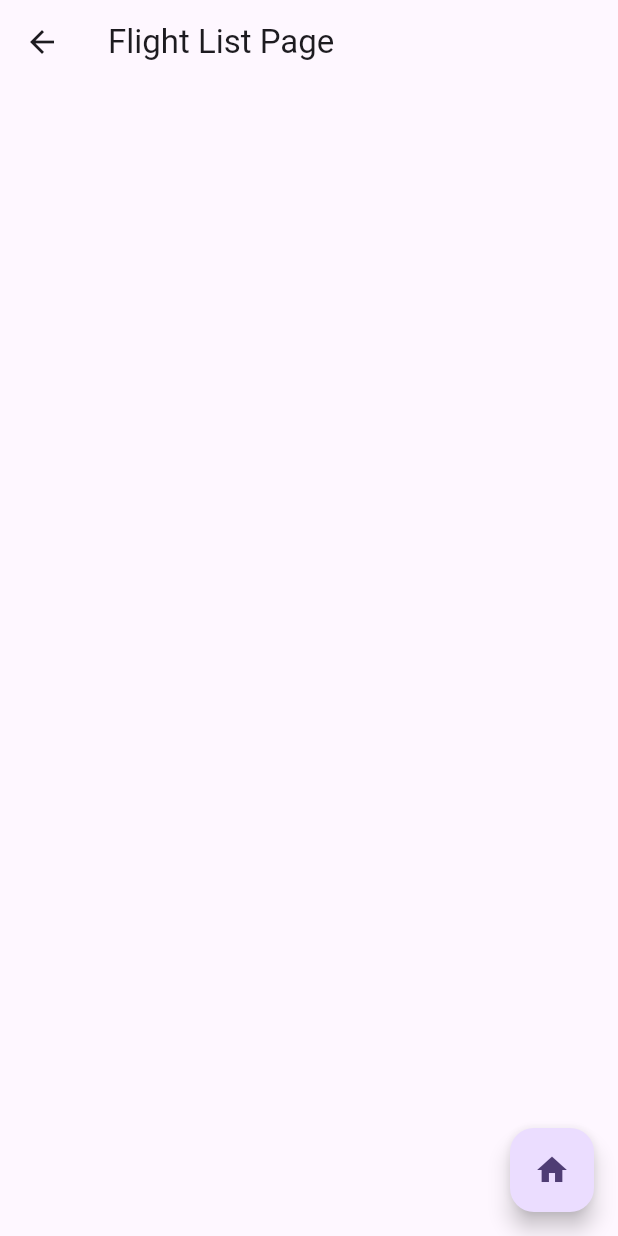
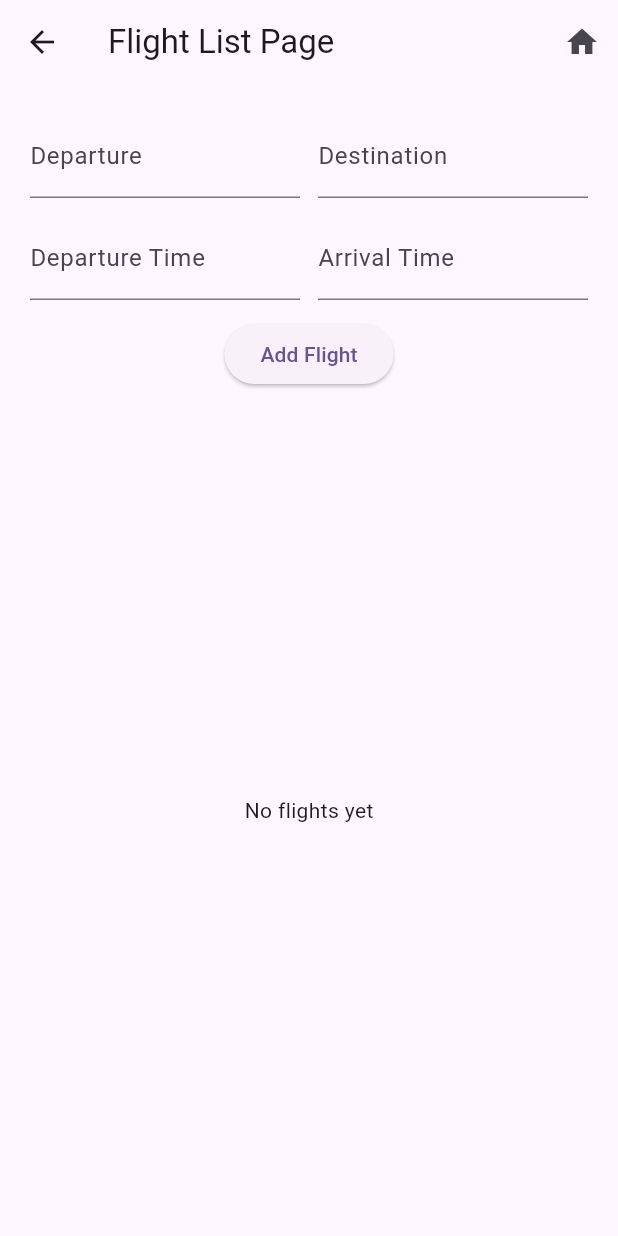
Before and after one commit to jassantos/CST2335Project, a Flutter app: the FlightList screen opened by its route, on a phone screen of 412 x 824 dp. Run offline on Flutter 3.47's test engine with Material 3 defaults, Android fonts, the phone set to English and light mode, and no system bars; our stand-ins replace floor, sqflite; missing offline and left inert: encrypted_shared_preferences; accounts and stored records are empty; generated files the repository leaves out were written again.

Commit message:
Complete Flights List feature with CRUD and Floor DB

```diff
--- /dev/null
+++ b/lib/flight/flight.dart
@@ -0,0 +1,20 @@
+import 'package:floor/floor.dart';
+
+@Entity(tableName: 'flights')
+class Flight {
+  @PrimaryKey(autoGenerate: true)
+  final int? id;
+
+  final String departure;      // city A
+  final String destination;    // city B
+  final String departureTime;  // HH:mm
+  final String arrivalTime;    // HH:mm
+
+  Flight({
+    this.id,
+    required this.departure,
+    required this.destination,
+    required this.departureTime,
+    required this.arrivalTime,
+  });
+}
--- /dev/null
+++ b/lib/flight/flight_dao.dart
@@ -0,0 +1,17 @@
+import 'package:floor/floor.dart';
+import 'flight.dart';
+
+@dao
+abstract class FlightDao {
+  @Query('SELECT * FROM flights')
+  Future<List<Flight>> findAllFlights();
+
+  @insert
+  Future<void> insertFlight(Flight flight);
+
+  @update
+  Future<void> updateFlight(Flight flight);
+
+  @delete
+  Future<void> deleteFlight(Flight flight);
+}
--- /dev/null
+++ b/lib/flight/flight_database.dart
@@ -0,0 +1,12 @@
+import 'package:floor/floor.dart';
+import 'dart:async';
+import 'flight.dart';
+import 'flight_dao.dart';
+import 'package:sqflite/sqflite.dart' as sqflite;
+
+part 'flight_database.g.dart';   // generated file
+
+@Database(version: 1, entities: [Flight])
+abstract class FlightDatabase extends FloorDatabase {
+  FlightDao get flightDao;
+}
--- a/lib/flight/flight_list_page.dart
+++ b/lib/flight/flight_list_page.dart
@@ -1,30 +1,227 @@
-import 'package:flutter/cupertino.dart';
 import 'package:flutter/material.dart';
+import 'flight.dart';
+import 'flight_database.dart';
+import 'flight_dao.dart';
 
-class FlightList extends StatefulWidget{
+class FlightList extends StatefulWidget {
   const FlightList({super.key});
+
   @override
   State<FlightList> createState() => _FlightListState();
 }
 
-class _FlightListState extends State<FlightList>{
+class _FlightListState extends State<FlightList> {
+  late FlightDatabase db;
+  late FlightDao dao;
+  List<Flight> flights = [];
+
+  final _depC = TextEditingController();
+  final _dstC = TextEditingController();
+  final _depTC = TextEditingController();
+  final _arrTC = TextEditingController();
+
+  Flight? selected;
+
+  @override
+  void initState() {
+    super.initState();
+    _initDb();
+  }
+
+  Future<void> _initDb() async {
+    db = await $FloorFlightDatabase
+        .databaseBuilder('flight_database.db')
+        .build();
+    dao = db.flightDao;
+    await _refresh();
+  }
+
+  Future<void> _refresh() async {
+    flights = await dao.findAllFlights();
+    if (mounted) setState(() {});
+  }
+
+  // ---------- CRUD ----------
+  Future<void> _add() async {
+    if ([_depC, _dstC, _depTC, _arrTC].any((c) => c.text.trim().isEmpty)) {
+      ScaffoldMessenger.of(context)
+          .showSnackBar(const SnackBar(content: Text('Fill all fields')));
+      return;
+    }
+    final flight = Flight(
+      departure: _depC.text.trim(),
+      destination: _dstC.text.trim(),
+      departureTime: _depTC.text.trim(),
+      arrivalTime: _arrTC.text.trim(),
+    );
+    await dao.insertFlight(flight);
+    _depC.clear();
+    _dstC.clear();
+    _depTC.clear();
+    _arrTC.clear();
+    await _refresh();
+  }
+
+  Future<void> _delete(Flight f) async {
+    await dao.deleteFlight(f);
+    selected = null;
+    await _refresh();
+  }
+
+  Future<void> _update(Flight original, Flight updated) async {
+    await dao.updateFlight(updated);
+    selected = null;
+    await _refresh();
+  }
+  // ---------------------------
+
+  Widget _field(String label, TextEditingController c) =>
+      TextField(controller: c, decoration: InputDecoration(labelText: label));
+
+  void _showEditDialog(Flight f) {
+    final dep = TextEditingController(text: f.departure);
+    final dst = TextEditingController(text: f.destination);
+    final depT = TextEditingController(text: f.departureTime);
+    final arrT = TextEditingController(text: f.arrivalTime);
+
+    showDialog(
+      context: context,
+      builder: (_) => AlertDialog(
+        title: const Text('Update Flight'),
+        content: SingleChildScrollView(
+          child: Column(
+            children: [
+              _field('Departure', dep),
+              _field('Destination', dst),
+              _field('Departure Time', depT),
+              _field('Arrival Time', arrT),
+            ],
+          ),
+        ),
+        actions: [
+          TextButton(
+            onPressed: Navigator.of(context).pop,
+            child: const Text('Cancel'),
+          ),
+          ElevatedButton(
+            onPressed: () {
+              final updated = Flight(
+                id: f.id,
+                departure: dep.text.trim(),
+                destination: dst.text.trim(),
+                departureTime: depT.text.trim(),
+                arrivalTime: arrT.text.trim(),
+              );
+              _update(f, updated);
+              Navigator.pop(context);
+            },
+            child: const Text('Save'),
+          ),
+        ],
+      ),
+    );
+  }
+
   @override
   Widget build(BuildContext context) {
     return Scaffold(
       appBar: AppBar(
-        title: Text('Flight List Page'),
+        leading: Navigator.canPop(context)
+            ? IconButton(
+          icon: const Icon(Icons.arrow_back),
+          onPressed: () => Navigator.pop(context),
+        )
+            : null,
+        title: const Text('Flight List Page'),
         actions: [
+          IconButton(
+            icon: const Icon(Icons.home),
+            tooltip: 'Go Home',
+            onPressed: () => Navigator.pushNamedAndRemoveUntil(
+              context,
+              '/',
+                  (_) => false,
+            ),
+          ),
         ],
       ),
-      floatingActionButton: FloatingActionButton(
-        onPressed: () => Navigator.pushNamedAndRemoveUntil(
-          context,
-          '/',
-              (route) => false,
-        ),
-        child: const Icon(Icons.home),
-        tooltip: 'Back to Main',
+      body: Padding(
+        padding: const EdgeInsets.all(20),
+        child: selected == null ? _buildList() : _buildDetails(),
       ),
     );
   }
+
+  // -------- list view ----------
+  Widget _buildList() => Column(
+    children: [
+      Row(
+        children: [
+          Expanded(child: _field('Departure', _depC)),
+          const SizedBox(width: 12),
+          Expanded(child: _field('Destination', _dstC)),
+        ],
+      ),
+      const SizedBox(height: 12),
+      Row(
+        children: [
+          Expanded(child: _field('Departure Time', _depTC)),
+          const SizedBox(width: 12),
+          Expanded(child: _field('Arrival Time', _arrTC)),
+        ],
+      ),
+      const SizedBox(height: 12),
+      ElevatedButton(onPressed: _add, child: const Text('Add Flight')),
+      const SizedBox(height: 16),
+      Expanded(
+        child: flights.isEmpty
+            ? const Center(child: Text('No flights yet'))
+            : ListView.builder(
+          itemCount: flights.length,
+          itemBuilder: (_, i) {
+            final f = flights[i];
+            return ListTile(
+              title: Text('${f.departure} → ${f.destination}'),
+              onTap: () => setState(() => selected = f),
+            );
+          },
+        ),
+      ),
+    ],
+  );
+
+  // -------- detail view ----------
+  Widget _buildDetails() {
+    final f = selected!;
+    return Column(
+      crossAxisAlignment: CrossAxisAlignment.start,
+      children: [
+        Text('Departure: ${f.departure}', style: const TextStyle(fontSize: 18)),
+        Text('Destination: ${f.destination}', style: const TextStyle(fontSize: 18)),
+        Text('Departure Time: ${f.departureTime}',
+            style: const TextStyle(fontSize: 18)),
+        Text('Arrival Time: ${f.arrivalTime}',
+            style: const TextStyle(fontSize: 18)),
+        const SizedBox(height: 24),
+        Row(
+          children: [
+            ElevatedButton(
+              onPressed: () => setState(() => selected = null),
+              child: const Text('Close'),
+            ),
+            const SizedBox(width: 12),
+            ElevatedButton(
+              onPressed: () => _showEditDialog(f),
+              child: const Text('Update'),
+            ),
+            const SizedBox(width: 12),
+            ElevatedButton(
+              onPressed: () => _delete(f),
+              child: const Text('Delete'),
+            ),
+          ],
+        ),
+      ],
+    );
+  }
 }
```
Also changed, not shown: lib/flight/flight_database.g.dart (added).
